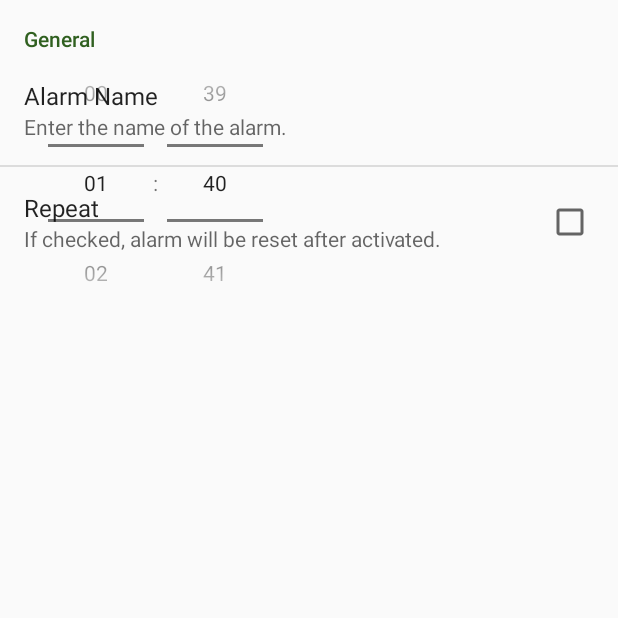
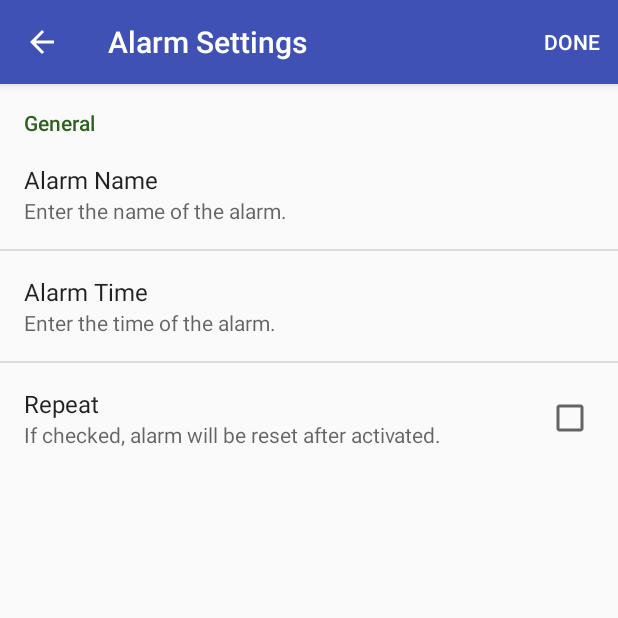
Before and after one commit to GitMeGet/kludge, an Android app: the InputAlarm screen opened directly, with no data from a screen before it, on a phone screen of 412 x 824 dp, the top half of it. Run offline under Robolectric (Android 15) with nearby library versions, the phone set to English and light mode, and no system bars.

Commit message:
change input_alarm into preference_fragment

```diff
--- a/app/src/main/java/com/kludge/wakemeup/AlarmWake.java
+++ b/app/src/main/java/com/kludge/wakemeup/AlarmWake.java
@@ -9,6 +9,8 @@ import android.view.View;
 import android.widget.Button;
 
 public class AlarmWake extends AppCompatActivity {
+
+    public static final int MATH_GAME = 1;
 
     Intent ringService;
 
--- a/app/src/main/java/com/kludge/wakemeup/InputAlarm.java
+++ b/app/src/main/java/com/kludge/wakemeup/InputAlarm.java
@@ -1,30 +1,41 @@
 package com.kludge.wakemeup;
 
 import android.content.Intent;
+import android.content.SharedPreferences;
 import android.os.Bundle;
+import android.preference.CheckBoxPreference;
+import android.preference.EditTextPreference;
 import android.preference.Preference;
 import android.preference.PreferenceActivity;
 import android.preference.PreferenceFragment;
 import android.app.FragmentManager;
 import android.app.FragmentTransaction;
+import android.preference.PreferenceManager;
 import android.support.v7.app.AppCompatActivity;
 import android.view.LayoutInflater;
+import android.view.Menu;
+import android.view.MenuInflater;
+import android.view.MenuItem;
 import android.view.View;
 import android.view.ViewGroup;
+import android.widget.CheckBox;
 import android.widget.EditText;
 import android.widget.TextView;
 import android.widget.TimePicker;
 
 import java.util.Set;
 
-public class InputAlarm extends PreferenceActivity {
+public class InputAlarm extends AppCompatActivity {
 
     long alarmId;
+    SharedPreferences sharedPrefs;
+    SharedPreferences.OnSharedPreferenceChangeListener prefListener;
 
     @Override
     protected void onCreate(Bundle savedInstanceState) {
         super.onCreate(savedInstanceState);
         setContentView(R.layout.activity_input_alarm);
+
 
         //sets up Preferences fragment
         FragmentManager fragmentManager = getFragmentManager();
@@ -34,29 +45,67 @@ public class InputAlarm extends PreferenceActivity {
         fragmentTransaction.add(android.R.id.content, settingsFragment, "SETTINGS_FRAGMENT");
         fragmentTransaction.commit();
 
+        sharedPrefs = PreferenceManager.getDefaultSharedPreferences(getApplicationContext());
+
+        alarmId = getIntent().getLongExtra("alarmId", -1);
+
+        // initialise preferences if editing existing alarm
+        if (alarmId != -1){
+
+            SharedPreferences.Editor editor = sharedPrefs.edit();
+            AlarmDetails alarm = AlarmLab.get(getBaseContext()).getAlarmDetails(alarmId);
+
+            editor.putString("preference_alarm_name", alarm.getName());
+            editor.putInt("preference_alarm_hour", alarm.getHour());
+            editor.putInt("preference_alarm_minute", alarm.getMin());
+            editor.putBoolean("preference_alarm_repeat", alarm.isRepeat());
+
+            editor.apply();
+        }
+        /*
+        //update time text on alarm preference
+        prefListener = new SharedPreferences.OnSharedPreferenceChangeListener() {
+            @Override
+            public void onSharedPreferenceChanged(SharedPreferences sharedPreferences, String key) {
+                switch(key){
+                    case "preference_alarm_name":
+
+                }
+            }
+        };
+
+        sharedPrefs.registerOnSharedPreferenceChangeListener(prefListener);
+
+        /*
         TimePicker viewTimePicker = ((TimePicker) findViewById(R.id.time_picker));
         assert viewTimePicker != null;
         viewTimePicker.setIs24HourView(true);
 
-        /*
         TextView buttonSave = (TextView) findViewById(R.id.butt_add_alarm);
         buttonSave.setText("Add");
 
-        // initialise view objects if editing existing alarm
-        alarmId = getIntent().getLongExtra("alarmId", -1);
+        */
+    }
 
-        if (alarmId != -1){
 
-            AlarmDetails alarm = AlarmLab.get(getBaseContext()).getAlarmDetails(alarmId);
-            viewTimePicker.setHour(alarm.getHour());
-            viewTimePicker.setMinute(alarm.getMin());
 
-            EditText alarmName = (EditText) findViewById(R.id.alarm_name);
-            alarmName.setText(alarm.getName());
+    @Override
+    public boolean onCreateOptionsMenu(Menu menu) {
+        getMenuInflater().inflate(R.menu.menu_input_alarm, menu);
+        return true;
 
-            buttonSave.setText("Save");
+    }
+
+    @Override
+    public boolean onOptionsItemSelected(MenuItem item) {
+        super.onOptionsItemSelected(item);
+
+        switch(item.getItemId()){
+            case R.id.menu_done:
+                sendAlarm();
+            default:
+                return true;
         }
-        */
     }
 
     public static class SettingsFragment extends PreferenceFragment{
@@ -70,17 +119,23 @@ public class InputAlarm extends PreferenceActivity {
 
         @Override
         public View onCreateView(LayoutInflater inflater, ViewGroup container, Bundle savedInstanceState) {
+            View v = super.onCreateView(inflater, container, savedInstanceState);
+
+            return v;
+        }
+
+
+    }
 
 
 
+    private void sendAlarm(){
 
+        //update sharedPrefs here before putting in
+        //prefEditor.putString("preference_alarm_name", "Alarm Name");
+        //prefEditor.putBoolean("preference_alarm_repeat", false);
 
-            return super.onCreateView(inflater, container, savedInstanceState);
-        }
-    }
-
-
-    public void addAlarm(View view){
+        //prefEditor.apply();
         /*
         EditText viewAlarmName = ((EditText) findViewById(R.id.alarm_name));
         assert viewAlarmName != null;
@@ -89,16 +144,25 @@ public class InputAlarm extends PreferenceActivity {
         TimePicker viewTimePicker = ((TimePicker) findViewById(R.id.time_picker));
         assert viewTimePicker != null;
 
+        */
+
+        SharedPreferences.Editor prefEditor = sharedPrefs.edit();
+
+        alarmId = getIntent().getLongExtra("alarmId", -1);
+
         Intent data = new Intent();
-        data.putExtra("alarm_name", alarmName);
-        data.putExtra("hour", viewTimePicker.getHour());
-        data.putExtra("minute", viewTimePicker.getMinute());
-        if (alarmId != -1){
-            data.putExtra("alarmId", alarmId);
-        }
+        data.putExtra("alarm_name", sharedPrefs.getString("preference_alarm_name", "Alamo Name"));
+        data.putExtra("hour", sharedPrefs.getInt("preference_alarm_hour", 0));
+        data.putExtra("minute", sharedPrefs.getInt("preference_alarm_minute", 0));
+        data.putExtra("repeat", sharedPrefs.getBoolean("preference_alarm_repeat", false));
+
+        data.putExtra("alarmId", alarmId); //alarmId can be -1, which means new alarm
 
         setResult(MainAlarm.RESULT_OK, data);
-        */
+
+        prefEditor.clear();
+        prefEditor.apply();
+
         finish();
     }
 }
--- /dev/null
+++ b/app/src/main/java/com/kludge/wakemeup/TimePreference.java
@@ -0,0 +1,55 @@
+package com.kludge.wakemeup;
+
+import android.content.Context;
+import android.content.SharedPreferences;
+import android.preference.DialogPreference;
+import android.preference.PreferenceManager;
+import android.util.AttributeSet;
+import android.view.View;
+import android.widget.TimePicker;
+
+/**
+ * Created by Zex on 15/6/2016.]
+ * custom preference dialog
+ */
+public class TimePreference extends DialogPreference{
+
+    private SharedPreferences sharedPrefs;
+    private SharedPreferences.Editor editor;
+
+    TimePicker timePicker;
+
+    public TimePreference(Context context, AttributeSet attrSet){
+        super(context,attrSet);
+
+        sharedPrefs = PreferenceManager.getDefaultSharedPreferences(getContext());
+    }
+
+    @Override
+    protected View onCreateDialogView() {
+        timePicker = new TimePicker(getContext());
+        return timePicker;
+    }
+
+    @Override
+    protected void onDialogClosed(boolean positiveResult) {
+        super.onDialogClosed(positiveResult);
+
+        editor = sharedPrefs.edit();
+
+        if(positiveResult){
+            editor.putInt("preference_alarm_hour", timePicker.getHour());
+            editor.putInt("preference_alarm_minute", timePicker.getMinute());
+
+            editor.apply();
+        }
+    }
+
+    //access timePicker here
+    @Override
+    protected void onBindDialogView(View view) {
+        super.onBindDialogView(view);
+    }
+
+
+}
--- a/app/src/main/res/layout/activity_input_alarm.xml
+++ b/app/src/main/res/layout/activity_input_alarm.xml
@@ -1,5 +1,5 @@
 <?xml version="1.0" encoding="utf-8"?>
-<RelativeLayout xmlns:android="http://schemas.android.com/apk/res/android"
+<LinearLayout xmlns:android="http://schemas.android.com/apk/res/android"
     xmlns:tools="http://schemas.android.com/tools"
     android:layout_width="match_parent"
     android:layout_height="match_parent"
@@ -8,24 +8,21 @@
     android:paddingRight="@dimen/activity_horizontal_margin"
     android:paddingTop="@dimen/activity_vertical_margin"
     android:orientation="vertical"
-    tools:context="com.kludge.wakemeup.InputAlarm">
+    tools:context="com.kludge.wakemeup.InputAlarm"
+    android:weightSum="1">
 
+    <!--
+    <RelativeLayout
+        android:layout_width="match_parent"
+        android:layout_height="wrap_content">
+        <ListView
+            android:id="@android:id/list"
+            android:layout_width="match_parent"
+            android:layout_height="wrap_content"
+            android:layout_alignParentStart="true"
+            android:layout_alignParentLeft="true"/>
+   </RelativeLayout>
 
-    <TimePicker android:id="@+id/time_picker"
-        android:layout_width="wrap_content"
-        android:layout_height="wrap_content"
-        android:timePickerMode="spinner"
-        android:numbersBackgroundColor="@color/colorAccent"
-        android:layout_alignParentStart="true"
-        android:layout_alignParentLeft="true"
-        android:layout_centerHorizontal="true"/>
-
-    <ListView
-        android:id="@android:id/list"
-        android:layout_width="match_parent"
-        android:layout_height="wrap_content"
-        android:layout_below="@id/time_picker"/>
-    <!--
      <EditText android:id="@+id/alarm_name"
       android:layout_width="match_parent"
       android:layout_height="wrap_content"
@@ -39,5 +36,4 @@
       android:onClick="addAlarm"/>
      -->
 
-
-</RelativeLayout>
+</LinearLayout>
--- /dev/null
+++ b/app/src/main/res/menu/menu_input_alarm.xml
@@ -0,0 +1,9 @@
+<?xml version="1.0" encoding="utf-8"?>
+<menu xmlns:android="http://schemas.android.com/apk/res/android"
+    xmlns:app="http://schemas.android.com/apk/res-auto">
+
+    <item android:title="@string/button_done"
+        android:id="@+id/menu_done"
+        app:showAsAction="always"/>
+
+</menu>
--- a/app/src/main/res/values/strings.xml
+++ b/app/src/main/res/values/strings.xml
@@ -11,14 +11,21 @@
 
     //PREFERENCES
     <string name="title_general">General</string>
+
+    <string name="title_alarm_time">Alarm Time</string>
+    <string name="summary_alarm_time">Enter the time of the alarm.</string>
     <string name="title_alarm_name">Alarm Name</string>
     <string name="summary_alarm_name">Enter the name of the alarm.</string>
     <string name="title_alarm_repeat">Repeat</string>
     <string name="summary_alarm_repeat">If checked, alarm will be reset after activated.</string>
 
     //BUTTONS
+    <string name="button_add">Add</string>
+    <string name="button_cancel">Cancel</string>
     <string name="button_dismiss">Dismiss</string>
     <string name="button_snooze">Snooze</string>
+    <string name="button_done">DONE</string>
+
 
     //NOTIFICATION
     <string name="ticker_title">Next Alarm at: </string>
--- a/app/src/main/res/xml/alarm_preferences.xml
+++ b/app/src/main/res/xml/alarm_preferences.xml
@@ -1,14 +1,23 @@
 <?xml version="1.0" encoding="utf-8"?>
 <PreferenceScreen xmlns:android="http://schemas.android.com/apk/res/android">
     <PreferenceCategory android:title="@string/title_general" />
+
         <EditTextPreference android:key="preference_alarm_name"
             android:title="@string/title_alarm_name"
             android:summary="@string/summary_alarm_name"
-            android:defaultValue="New Alarm"/>
+            android:hint="@string/empty_alarm_field" />
+
+        <com.kludge.wakemeup.TimePreference android:key="preference_alarm_time"
+            android:title="@string/title_alarm_time"
+            android:summary="@string/summary_alarm_time"
+            android:dialogMessage=""
+            android:positiveButtonText="@string/button_add"
+            android:negativeButtonText="@string/button_cancel"/>
 
         <CheckBoxPreference android:key="preference_alarm_repeat"
             android:title="@string/title_alarm_repeat"
             android:summary="@string/summary_alarm_repeat"
             android:defaultValue="false" />
+
     <PreferenceCategory/>
 </PreferenceScreen>
```
Also changed, not shown: app/src/main/java/com/kludge/wakemeup/AlarmDetails.java (+10 -1 lines), app/src/main/java/com/kludge/wakemeup/MainAlarm.java (+6 -4 lines).
